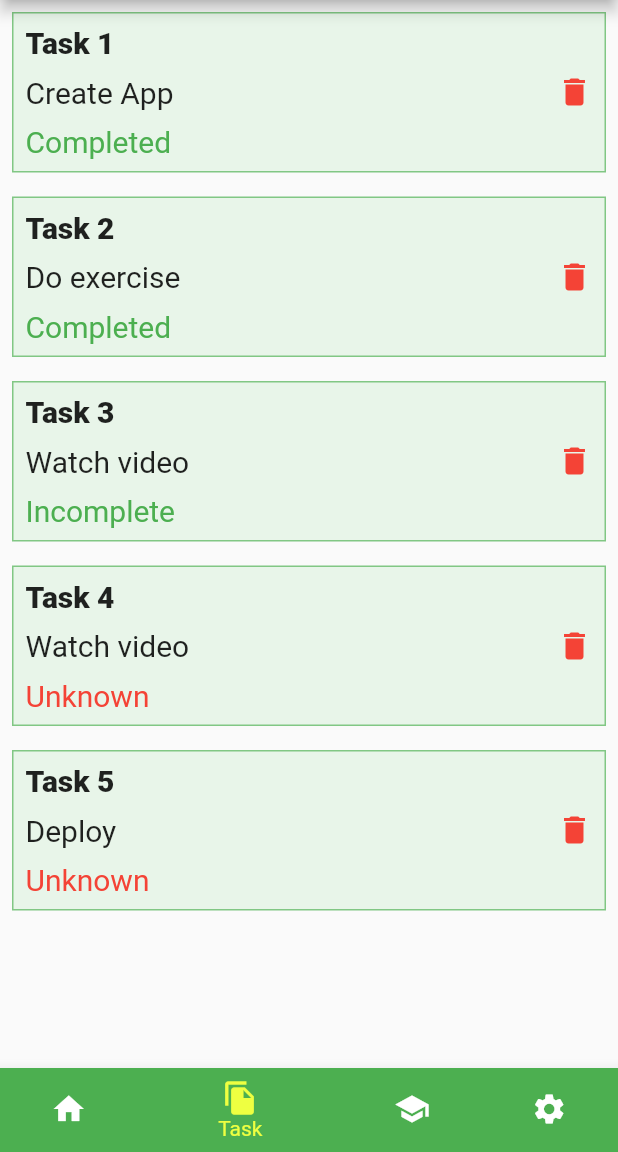
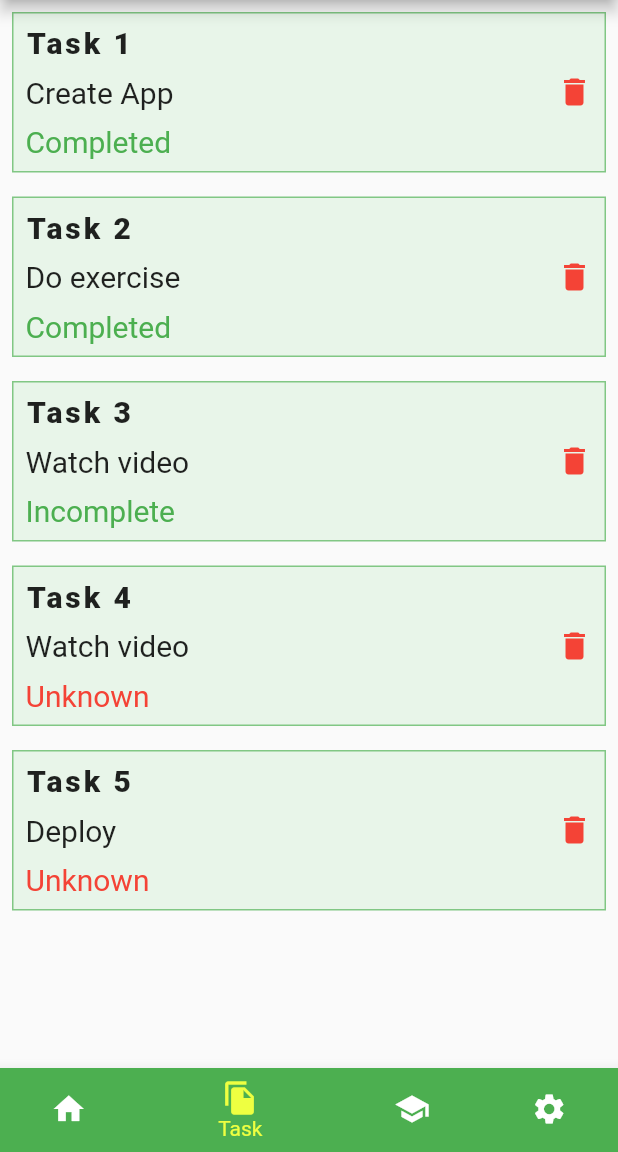
Before and after one commit to tomyamGTX/flutter_note, a Flutter app: the screen it shows after launch, item 2 of the bottom bar chosen, on a phone screen of 412 x 824 dp, the part 84-1236 px from its top. Run offline on Flutter 3.47's test engine with Material 2 defaults, Android fonts, the phone set to English and light mode, and no system bars.

Commit message:
latest commit

```diff
--- a/lib/screen/student,screen.dart
+++ b/lib/screen/student,screen.dart
@@ -118,7 +118,7 @@ class StudentContainer extends StatelessWidget {
               ),
               Spacer(),
               Center(child: ElevatedButton(
-                  onPressed: (){}, child: Text('Delete'),
+                  onPressed: (){}, child: Text('Delete',style: TextStyle(letterSpacing: 3),),
                 style: ElevatedButton.styleFrom(
                   primary: Colors.red
                 ),
--- a/lib/screen/task.screen.dart
+++ b/lib/screen/task.screen.dart
@@ -100,7 +100,7 @@ class TaskContainer extends StatelessWidget {
                 children: [
                   Text(
                     task.title,
-                    style: TextStyle(fontSize: 20, fontWeight: FontWeight.w900),
+                    style: TextStyle(fontSize: 20, fontWeight: FontWeight.w900, letterSpacing: 2),
                   ),
                   SizedBox(
                     height: 10,
```
